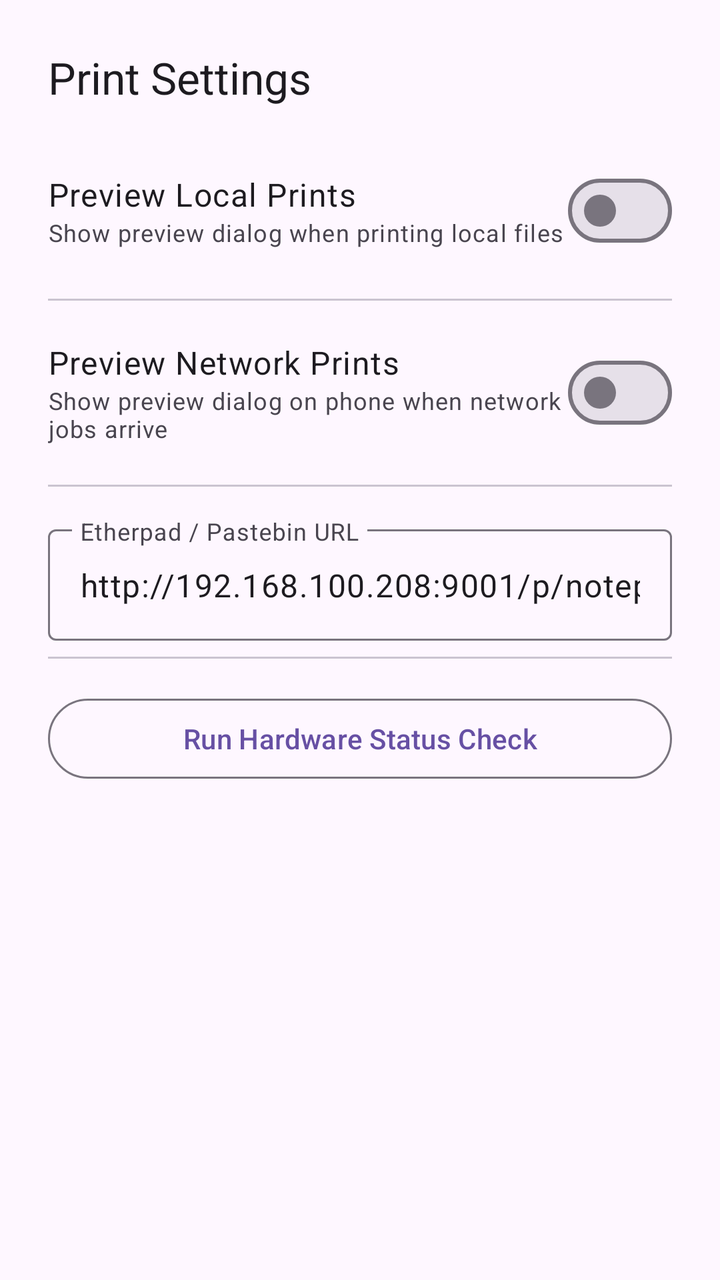
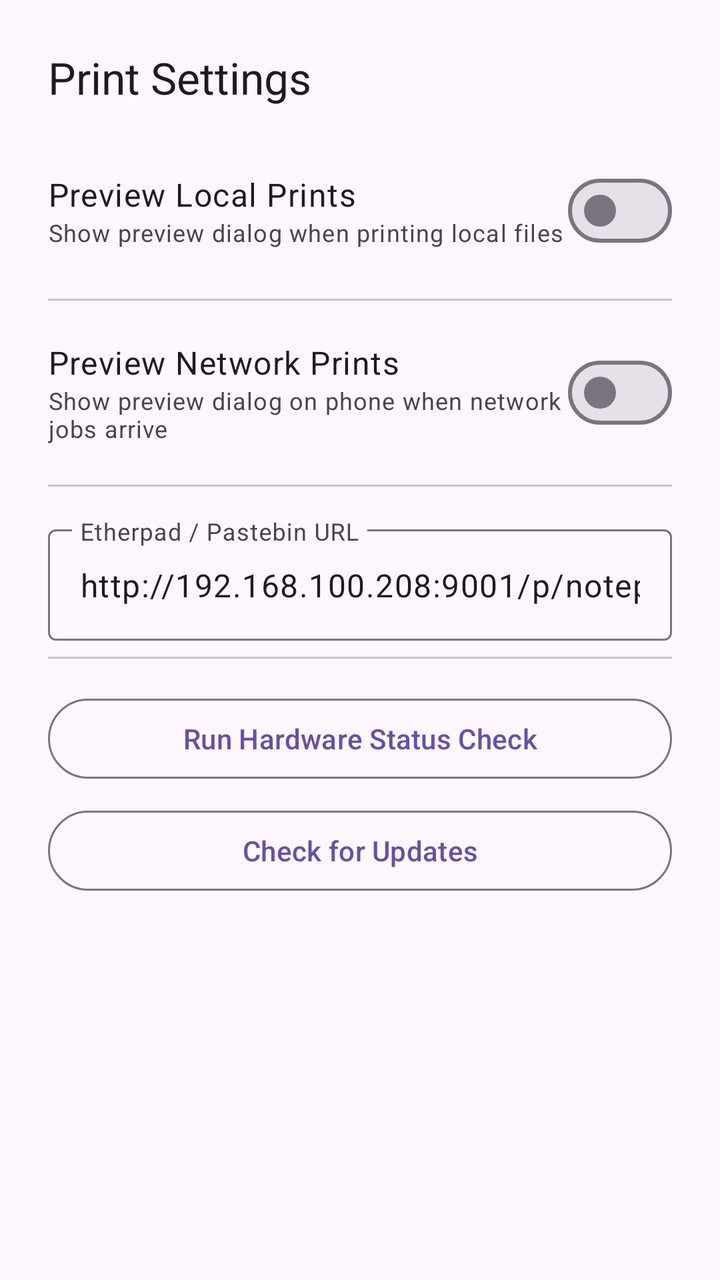

Before-and-after screenshots of an Android layout around one commit, followed by the original layout XML and the change that was made.
<!-- AndroidManifest.xml: application theme Theme.RolloPrint -->
<!-- res/layout/dialog_settings.xml -->
<?xml version="1.0" encoding="utf-8"?>
<LinearLayout xmlns:android="http://schemas.android.com/apk/res/android"
    android:layout_width="match_parent"
    android:layout_height="wrap_content"
    android:orientation="vertical"
    android:padding="24dp">

    <TextView
        android:layout_width="wrap_content"
        android:layout_height="wrap_content"
        android:text="@string/print_settings_title"
        android:textAppearance="?attr/textAppearanceTitleLarge"
        android:textColor="?attr/colorOnSurface"
        android:layout_marginBottom="16dp" />

    
    <LinearLayout
        android:layout_width="match_parent"
        android:layout_height="wrap_content"
        android:orientation="horizontal"
        android:gravity="center_vertical"
        android:paddingVertical="12dp">

        <LinearLayout
            android:layout_width="0dp"
            android:layout_height="wrap_content"
            android:layout_weight="1"
            android:orientation="vertical">

            <TextView
                android:layout_width="wrap_content"
                android:layout_height="wrap_content"
                android:text="@string/preview_local_prints"
                android:textAppearance="?attr/textAppearanceBodyLarge"
                android:textColor="?attr/colorOnSurface" />

            <TextView
                android:layout_width="wrap_content"
                android:layout_height="wrap_content"
                android:text="@string/preview_local_prints_sub"
                android:textAppearance="?attr/textAppearanceBodySmall"
                android:textColor="?attr/colorOnSurfaceVariant" />
        </LinearLayout>

        <com.google.android.material.materialswitch.MaterialSwitch
            android:id="@+id/switchLocalPreviewDialog"
            android:layout_width="wrap_content"
            android:layout_height="wrap_content" />
    </LinearLayout>

    <com.google.android.material.divider.MaterialDivider
        android:layout_width="match_parent"
        android:layout_height="wrap_content"
        android:layout_marginVertical="8dp" />

    
    <LinearLayout
        android:layout_width="match_parent"
        android:layout_height="wrap_content"
        android:orientation="horizontal"
        android:gravity="center_vertical"
        android:paddingVertical="12dp">

        <LinearLayout
            android:layout_width="0dp"
            android:layout_height="wrap_content"
            android:layout_weight="1"
            android:orientation="vertical">

            <TextView
                android:layout_width="wrap_content"
                android:layout_height="wrap_content"
                android:text="@string/preview_network_prints"
                android:textAppearance="?attr/textAppearanceBodyLarge"
                android:textColor="?attr/colorOnSurface" />

            <TextView
                android:layout_width="wrap_content"
                android:layout_height="wrap_content"
                android:text="@string/preview_network_prints_sub"
                android:textAppearance="?attr/textAppearanceBodySmall"
                android:textColor="?attr/colorOnSurfaceVariant" />
        </LinearLayout>

        <com.google.android.material.materialswitch.MaterialSwitch
            android:id="@+id/switchNetworkPreviewDialog"
            android:layout_width="wrap_content"
            android:layout_height="wrap_content" />
    </LinearLayout>

    <com.google.android.material.divider.MaterialDivider
        android:layout_width="match_parent"
        android:layout_height="wrap_content"
        android:layout_marginVertical="8dp" />

    
    <com.google.android.material.textfield.TextInputLayout
        style="@style/Widget.Material3.TextInputLayout.OutlinedBox"
        android:layout_width="match_parent"
        android:layout_height="wrap_content"
        android:hint="@string/etherpad_url_hint"
        android:layout_marginTop="8dp">

        <com.google.android.material.textfield.TextInputEditText
            android:id="@+id/etEtherpadUrl"
            android:layout_width="match_parent"
            android:layout_height="wrap_content"
            android:inputType="textUri"
            android:text="http://192.168.100.208:9001/p/notepad" />
    </com.google.android.material.textfield.TextInputLayout>

    <com.google.android.material.divider.MaterialDivider
        android:layout_width="match_parent"
        android:layout_height="wrap_content"
        android:layout_marginVertical="8dp" />

    
    <com.google.android.material.button.MaterialButton
        android:id="@+id/btnDiagnostics"
        style="@style/Widget.Material3.Button.OutlinedButton"
        android:layout_width="match_parent"
        android:layout_height="wrap_content"
        android:layout_marginTop="8dp"
        android:text="Run Hardware Status Check" />

</LinearLayout>
<!-- resources referenced by this layout -->
<resources>
  <string name="etherpad_url_hint">Etherpad / Pastebin URL</string>
  <string name="preview_local_prints">Preview Local Prints</string>
  <string name="preview_local_prints_sub">Show preview dialog when printing local files</string>
  <string name="preview_network_prints">Preview Network Prints</string>
  <string name="preview_network_prints_sub">Show preview dialog on phone when network jobs arrive</string>
  <string name="print_settings_title">Print Settings</string>
  <style name="Theme.RolloPrint" parent="Base.Theme.RolloPrint" />
  <style name="Base.Theme.RolloPrint" parent="Theme.Material3.DayNight.NoActionBar">
          
          <item name="android:windowLayoutInDisplayCutoutMode" tools:targetApi="p">shortEdges</item>
      </style>
</resources>

<!-- the commit's change to res/layout/dialog_settings.xml (unified diff, before → after) -->
@@ -123,4 +123,13 @@
         android:layout_marginTop="8dp"
         android:text="Run Hardware Status Check" />
 
+    
+    <com.google.android.material.button.MaterialButton
+        android:id="@+id/btnCheckUpdates"
+        style="@style/Widget.Material3.Button.OutlinedButton"
+        android:layout_width="match_parent"
+        android:layout_height="wrap_content"
+        android:layout_marginTop="8dp"
+        android:text="@string/check_updates" />
+
 </LinearLayout>
<!-- resource entries referenced after the edit -->
@@ -1,5 +1,6 @@
 <!-- resources referenced by this layout -->
 <resources>
+  <string name="check_updates">Check for Updates</string>
   <string name="etherpad_url_hint">Etherpad / Pastebin URL</string>
   <string name="preview_local_prints">Preview Local Prints</string>
   <string name="preview_local_prints_sub">Show preview dialog when printing local files</string>
